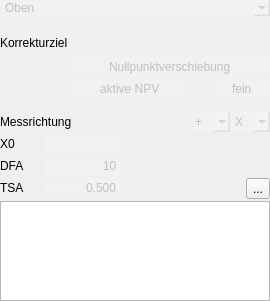
Before: the Qt Designer form TouchProbe/tp_kante.ui in mikejg/CamHelper, drawn with Qt 5.
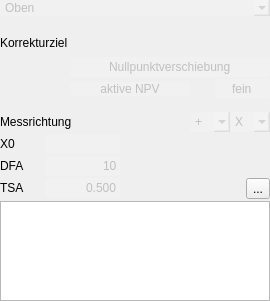
After: the same form once the commit is applied. Icons and pictures are not drawn. Custom widgets are drawn as their Qt base class.

What changed in the file:
```diff
--- a/TouchProbe/tp_kante.ui
+++ b/TouchProbe/tp_kante.ui
@@ -30,6 +30,10 @@
 
 QComboBox{color:rgb(192,192,192);
                         background-color: rgba(255, 255, 255,32);
+                         border-radius:3px;}
+
+QPushButton{color:rgb(192,192,192);
+                        background-color: rgba(255, 255, 255,32);
                          border-radius:3px;}</string>
   </property>
   <layout class="QVBoxLayout" name="verticalLayout">
@@ -172,35 +176,23 @@
        </property>
        <property name="sizeHint" stdset="0">
         <size>
-         <width>40</width>
+         <width>30</width>
          <height>20</height>
         </size>
        </property>
       </spacer>
      </item>
      <item>
-      <widget class="QLineEdit" name="lineEdit_Aktive_NPV">
-       <property name="enabled">
-        <bool>false</bool>
-       </property>
+      <widget class="QPushButton" name="pushButton_NPV">
        <property name="minimumSize">
         <size>
          <width>120</width>
          <height>0</height>
         </size>
        </property>
-       <property name="maximumSize">
-        <size>
-         <width>120</width>
-         <height>20</height>
-        </size>
-       </property>
        <property name="text">
         <string>aktive NPV</string>
        </property>
-       <property name="alignment">
-        <set>Qt::AlignCenter</set>
-       </property>
       </widget>
      </item>
      <item>
```
Left out of the diff: 10 changed lines with no effect on the pictures.
